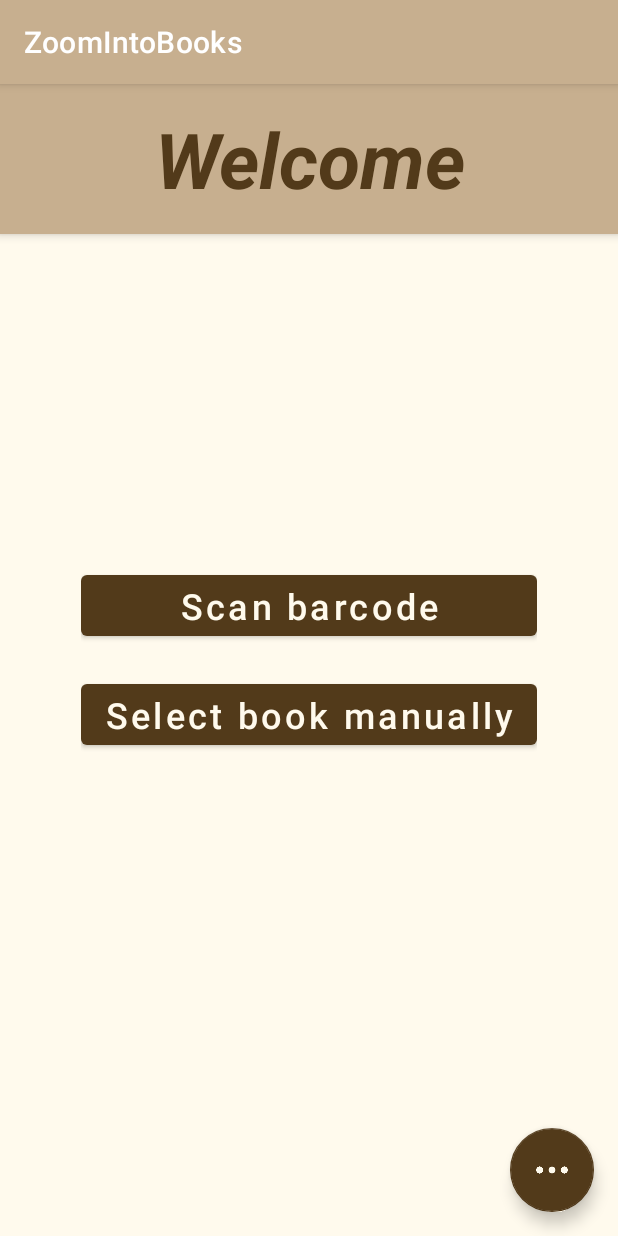
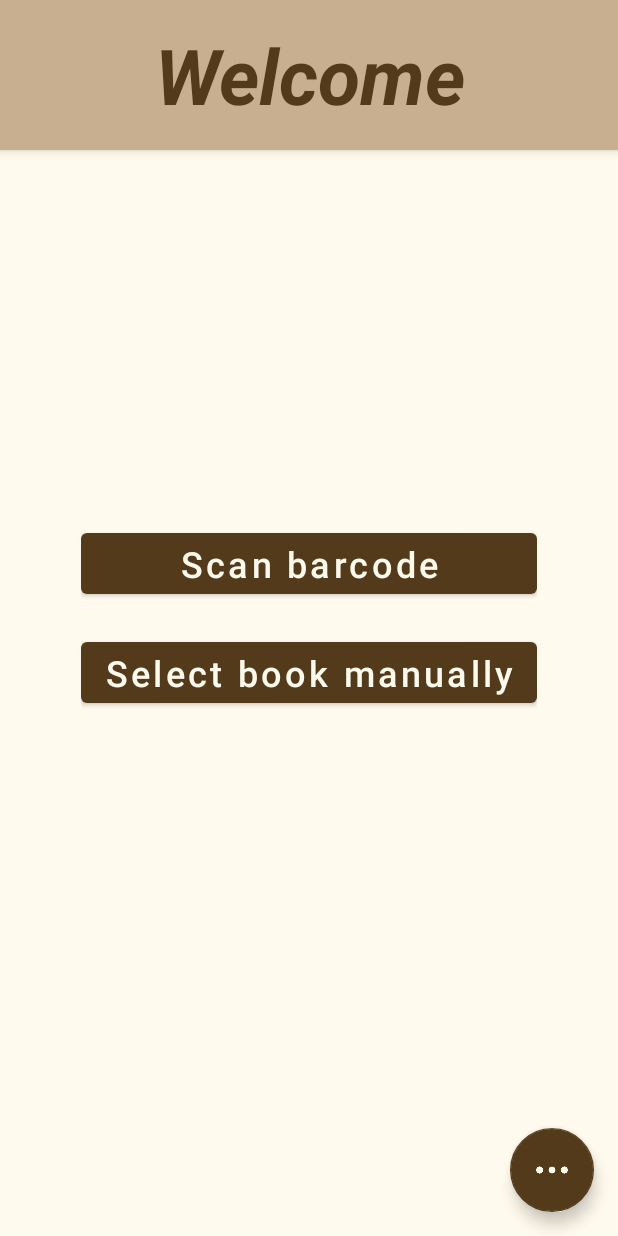
Before and after one commit to mxbi/zoomintobooks, an Android app: the screen it shows after launch (WelcomeActivity), on a phone screen of 412 x 824 dp. Run offline under Robolectric (Android 15) with nearby library versions, the phone set to English and light mode, and no system bars.

Commit message:
remove app name bar

```diff
--- a/app/src/main/res/values-night/themes.xml
+++ b/app/src/main/res/values-night/themes.xml
@@ -1,6 +1,6 @@
 <resources xmlns:tools="http://schemas.android.com/tools">
     <!-- Base application theme. -->
-    <style name="Theme.ZoomIntoBooks" parent="Theme.MaterialComponents.DayNight.DarkActionBar">
+    <style name="Theme.ZoomIntoBooks" parent="Theme.MaterialComponents.DayNight.NoActionBar">
         <!-- Primary brand color. -->
         <item name="colorPrimary">@color/brown_1</item>
         <item name="colorPrimaryVariant">@color/teal_200</item>
@@ -16,7 +16,7 @@
         <!-- Customize your theme here. -->
     </style>
 
-    <style name="Theme.Night_Buttons" parent="Theme.MaterialComponents.DayNight.DarkActionBar">
+    <style name="Theme.Night_Buttons" parent="Theme.MaterialComponents.DayNight.NoActionBar">
         <item name="colorPrimary">@color/beige_2</item>
         <item name="colorPrimaryVariant">@color/beige_2</item>
         <item name="colorOnPrimary">@color/brown_1</item>
--- a/app/src/main/res/values/themes.xml
+++ b/app/src/main/res/values/themes.xml
@@ -1,6 +1,6 @@
 <resources xmlns:tools="http://schemas.android.com/tools">
     <!-- Base application theme. -->
-    <style name="Theme.ZoomIntoBooks" parent="Theme.MaterialComponents.DayNight.DarkActionBar">
+    <style name="Theme.ZoomIntoBooks" parent="Theme.MaterialComponents.DayNight.NoActionBar">
         <!-- Primary brand color. -->
         <item name="colorPrimary">@color/beige_2</item>
         <item name="android:editTextColor">@color/brown_1</item>
@@ -16,7 +16,7 @@
         <!-- Customize your theme here. -->
     </style>
 
-    <style name="Theme.Buttons" parent="Theme.MaterialComponents.DayNight.DarkActionBar">
+    <style name="Theme.Buttons" parent="Theme.MaterialComponents.DayNight.NoActionBar">
         <!-- Primary brand color. -->
         <item name="colorPrimary">@color/brown_1</item>
         <item name="colorPrimaryVariant">@color/beige_2</item>
```
